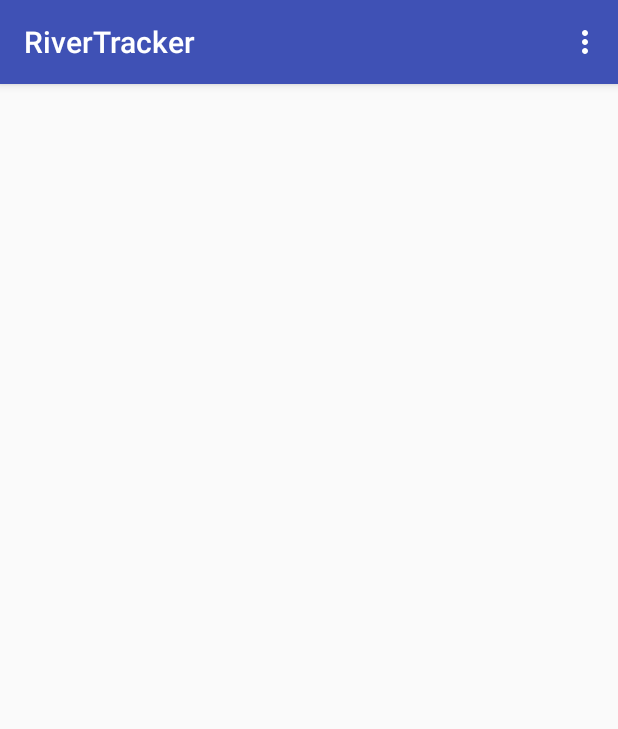
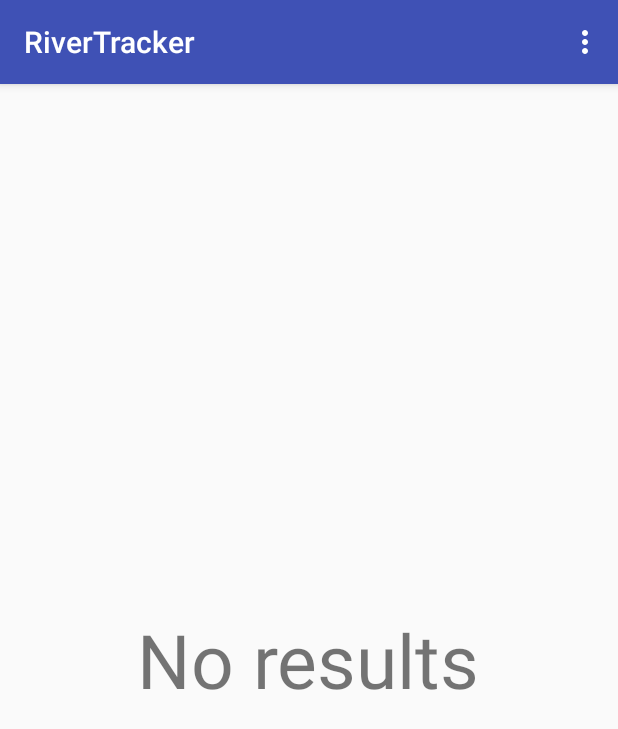
Before and after one commit to Sam-Makman/RiverTracker_app, an Android app: the fragment RiversFragment placed in its activity, on a phone screen of 412 x 824 dp. Shown: the top 729 px of the screen. Run offline under Robolectric (Android 15) with nearby library versions, the phone set to English and light mode, and no system bars; 1 statement that could not run was skipped.

Commit message:
fixed some bugs

```diff
--- a/app/src/main/java/com/makman/rivertracker/FavoritesActivity.java
+++ b/app/src/main/java/com/makman/rivertracker/FavoritesActivity.java
@@ -78,8 +78,9 @@ public class FavoritesActivity extends AppCompatActivity implements MultiRiverNe
     @Override
     public boolean onCreateOptionsMenu(Menu menu) {
         menu.add(Menu.NONE, 0, Menu.NONE, R.string.search);
-        menu.add(Menu.NONE, 1, Menu.NONE, R.string.logout);
-        menu.add(Menu.NONE, 2, Menu.NONE, R.string.menu_item_river_list);
+        menu.add(Menu.NONE, 1, Menu.NONE, R.string.menu_item_river_list);
+        menu.add(Menu.NONE, 2, Menu.NONE, R.string.map);
+        menu.add(Menu.NONE, 3, Menu.NONE, R.string.logout);
         return true;
     }
 
@@ -93,11 +94,13 @@ public class FavoritesActivity extends AppCompatActivity implements MultiRiverNe
                 transaction.commit();
                 return true;
             case 1:
+                getRivers(RIVER_URL,getString(R.string.all_rivers2));
+                return true;
+            case 2:
+                return true;
+            case 3:
                 logout();
                 finish();
-                return true;
-            case 2:
-                getRivers(RIVER_URL,getString(R.string.all_rivers2));
                 return true;
             default:
                 return super.onOptionsItemSelected(item);
--- a/app/src/main/java/com/makman/rivertracker/Fragments/SearchFragment.java
+++ b/app/src/main/java/com/makman/rivertracker/Fragments/SearchFragment.java
@@ -33,10 +33,6 @@ public class SearchFragment extends Fragment implements OnClickListener, MultiRi
     public Button mButton;
     public EditText mNameEdit;
     public EditText mSectionEdit;
-
-    public static SearchFragment newInstance() {
-        return new SearchFragment();
-    }
 
     @Override
     public void onCreate(Bundle savedInstanceState) {
@@ -95,7 +91,7 @@ public class SearchFragment extends Fragment implements OnClickListener, MultiRi
             startActivity(intent);
             getActivity().finish();
 
-        }else if(rivers == null || rivers.isEmpty()){
+        }else if(rivers == null){
             Toast.makeText(getContext(), R.string.cannot_connect, Toast.LENGTH_SHORT).show();
         }else {
             android.support.v4.app.FragmentTransaction transaction = getActivity().getSupportFragmentManager().beginTransaction();
--- a/app/src/main/res/layout/fragment_rivers.xml
+++ b/app/src/main/res/layout/fragment_rivers.xml
@@ -8,5 +8,13 @@
         android:id="@+id/fragment_river_recycler_view"
         android:layout_width="match_parent"
         android:layout_height="wrap_content"/>
+    <TextView
+        android:id="@+id/fragment_river_no_results"
+        android:layout_width="wrap_content"
+        android:layout_height="wrap_content"
+        android:layout_centerHorizontal="true"
+        android:layout_centerVertical="true"
+        android:text="@string/no_results"
+        android:textSize="50sp"/>
 
 </RelativeLayout>
--- a/app/src/main/res/values/strings.xml
+++ b/app/src/main/res/values/strings.xml
@@ -18,7 +18,7 @@
     <string name="cannot_connect">Cannot Load Rivers</string>
     <string name="search_rivers">Search Rivers</string>
     <string name="signup_edit_email">Enter Email</string>
-    <string name="signup_edit_password">enter password</string>
+    <string name="signup_edit_password">Enter Password</string>
     <string name="signup_edit_repassword">re-enter password</string>
     <string name="signup_text_signup">Sign Up</string>
     <string name="signup_have_account">Have Account? Login</string>
@@ -35,6 +35,8 @@
     <string name="favorites">Favorites</string>
     <string name="all_rivers2">All Rivers</string>
     <string name="search_results">Search Results</string>
+    <string name="map">Map</string>
+    <string name="no_results">No results</string>
     <string-array name="difficulty_ratings">
         <item>None</item>
         <item>I</item>
```
Also changed, not shown: app/src/main/java/com/makman/rivertracker/Activities/LoginActivity.java (+9 -2 lines), app/src/main/java/com/makman/rivertracker/Fragments/RiversFragment.java (+14 -8 lines), app/src/main/java/com/makman/rivertracker/NetworkTasks/MultiRiverNetworkTask.java (+5 -4 lines).
